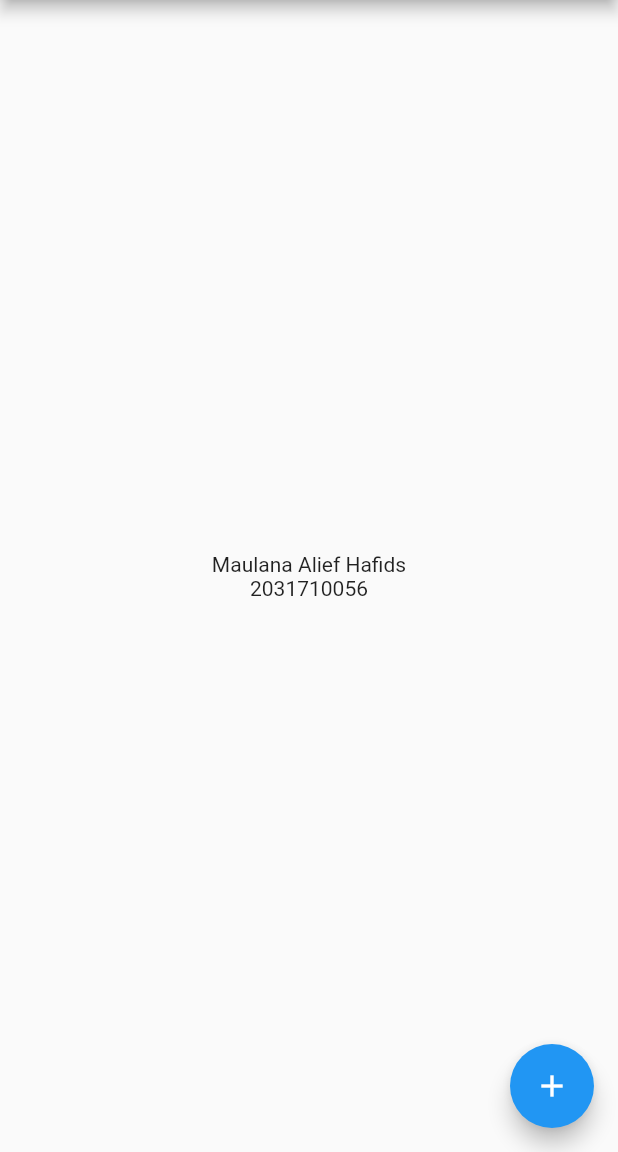
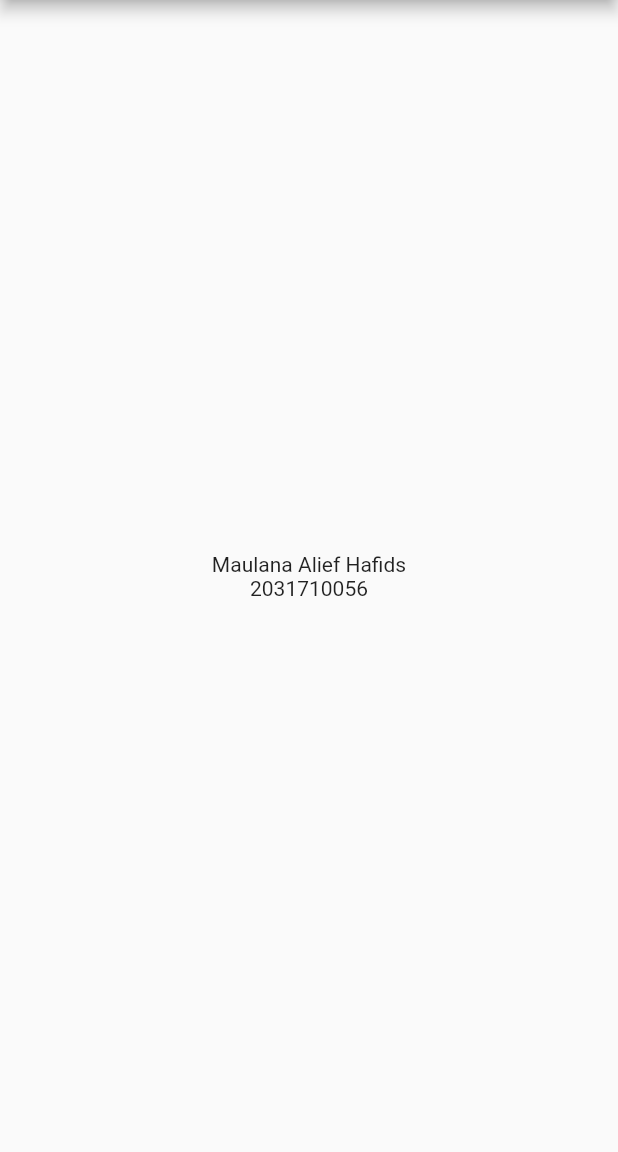
Before and after one commit to aliefhafids/polinema_mobile_flutter_hello, a Flutter app: the screen it shows after launch, on a phone screen of 412 x 824 dp, the part 84-1236 px from its top. Run offline on Flutter 3.47's test engine with Material 2 defaults, Android fonts, the light colour scheme and no system bars.

Commit message:
Kode Program Kedua

```diff
--- a/lib/main.dart
+++ b/lib/main.dart
@@ -98,18 +98,12 @@ class _MyHomePageState extends State<MyHomePage> {
             const Text(
               'Maulana Alief Hafids',
             ),
-            Text(
+            const Text(
               '2031710056',
-              style: Theme.of(context).textTheme.bodyText2,
             ),
           ],
         ),
       ),
-      floatingActionButton: FloatingActionButton(
-        onPressed: _incrementCounter,
-        tooltip: 'Increment',
-        child: const Icon(Icons.add),
-      ), // This trailing comma makes auto-formatting nicer for build methods.
     );
   }
 }
```
